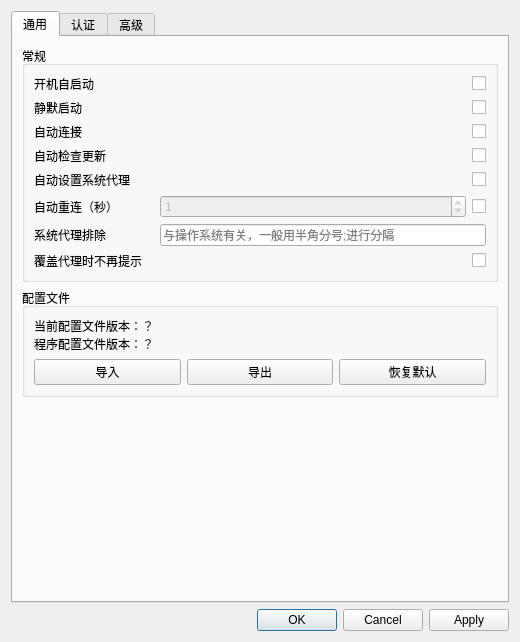
Old version of the form presentation/dialogs/settingwindow/settingwindow.ui in the repository PageChen04/EZ4Connect.
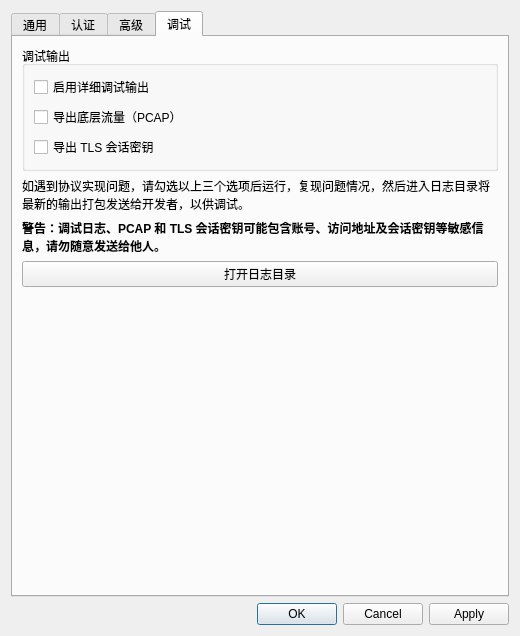
New version of the form. The open tabs and pages were chosen to show the change.

Commit message: feat: 增加调试选项

Diff of the .ui file:
```diff
--- a/presentation/dialogs/settingwindow/settingwindow.ui
+++ b/presentation/dialogs/settingwindow/settingwindow.ui
@@ -10,7 +10,7 @@
     <x>0</x>
     <y>0</y>
     <width>520</width>
-    <height>642</height>
+    <height>636</height>
    </rect>
   </property>
   <property name="windowTitle">
@@ -1018,6 +1018,94 @@
        </item>
       </layout>
      </widget>
+     <widget class="QWidget" name="debugTab">
+      <attribute name="title">
+       <string>调试</string>
+      </attribute>
+      <layout class="QVBoxLayout" name="debugTabLayout">
+       <item>
+        <widget class="QGroupBox" name="debugOptionsGroupBox">
+         <property name="title">
+          <string>调试输出</string>
+         </property>
+         <layout class="QVBoxLayout" name="debugOptionsLayout">
+          <item>
+           <widget class="QCheckBox" name="detailedDebugCheckBox">
+            <property name="text">
+             <string>启用详细调试输出</string>
+            </property>
+           </widget>
+          </item>
+          <item>
+           <widget class="QCheckBox" name="debugPcapCheckBox">
+            <property name="toolTip">
+             <string>将 VPN 底层 TCP 收发数据保存为 PCAP 文件</string>
+            </property>
+            <property name="text">
+             <string>导出底层流量（PCAP）</string>
+            </property>
+           </widget>
+          </item>
+          <item>
+           <widget class="QCheckBox" name="debugTlsLogCheckBox">
+            <property name="toolTip">
+             <string>导出 NSS key log，可配合 PCAP 在 Wireshark 中解密 TLS 流量</string>
+            </property>
+            <property name="text">
+             <string>导出 TLS 会话密钥</string>
+            </property>
+           </widget>
+          </item>
+         </layout>
+        </widget>
+       </item>
+       <item>
+        <widget class="QLabel" name="debugTipLabel">
+         <property name="text">
+          <string>如遇到协议实现问题，请勾选以上三个选项后运行，复现问题情况，然后进入日志目录将最新的输出打包发送给开发者，以供调试。</string>
+         </property>
+         <property name="wordWrap">
+          <bool>true</bool>
+         </property>
+        </widget>
+       </item>
+       <item>
+        <widget class="QLabel" name="debugSecurityWarningLabel">
+         <property name="font">
+          <font>
+           <bold>true</bold>
+          </font>
+         </property>
+         <property name="text">
+          <string>警告：调试日志、PCAP 和 TLS 会话密钥可能包含账号、访问地址及会话密钥等敏感信息，请勿随意发送给他人。</string>
+         </property>
+         <property name="wordWrap">
+          <bool>true</bool>
+         </property>
+        </widget>
+       </item>
+       <item>
+        <widget class="QPushButton" name="openLogDirectoryPushButton">
+         <property name="text">
+          <string>打开日志目录</string>
+         </property>
+        </widget>
+       </item>
+       <item>
+        <spacer name="debugTabVerticalSpacer">
+         <property name="orientation">
+          <enum>Qt::Orientation::Vertical</enum>
+         </property>
+         <property name="sizeHint" stdset="0">
+          <size>
+           <width>20</width>
+           <height>320</height>
+          </size>
+         </property>
+        </spacer>
+       </item>
+      </layout>
+     </widget>
     </widget>
    </item>
    <item>
```
Left out of the diff: 27 changed lines with no effect on the pictures. The commit also changes 11 other files.
